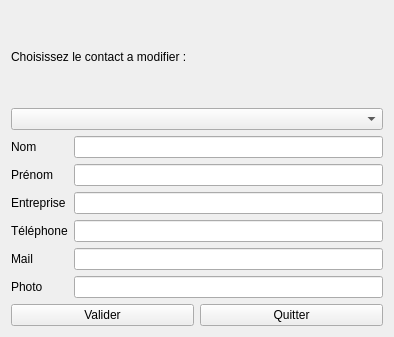
Old version of the form Projet/ModificationContactWindow.ui in the repository Dwarron/ProjetCDAA.
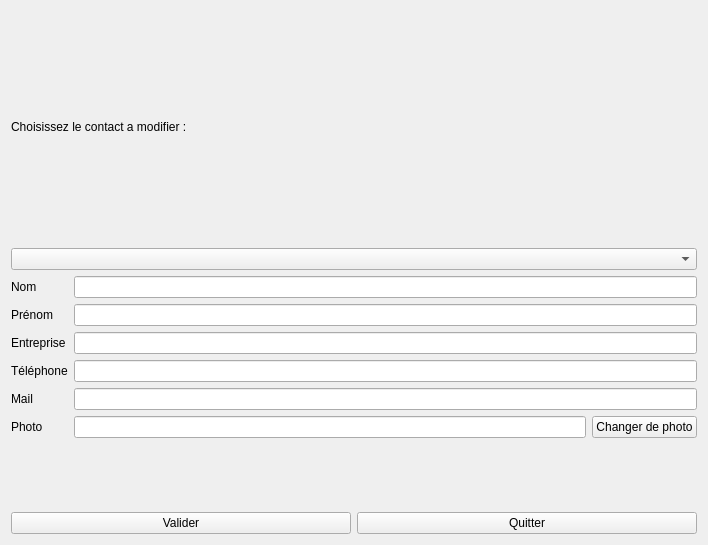
New version of the form.

The edit to the form file:
```diff
--- a/Projet/ModificationContactWindow.ui
+++ b/Projet/ModificationContactWindow.ui
@@ -6,8 +6,8 @@
    <rect>
     <x>0</x>
     <y>0</y>
-    <width>394</width>
-    <height>337</height>
+    <width>708</width>
+    <height>545</height>
    </rect>
   </property>
   <property name="windowTitle">
@@ -86,7 +86,18 @@
         </widget>
        </item>
        <item row="5" column="1">
-        <widget class="QLineEdit" name="photoLineEdit"/>
+        <layout class="QHBoxLayout" name="horizontalLayout_3">
+         <item>
+          <widget class="QLineEdit" name="photoLineEdit"/>
+         </item>
+         <item>
+          <widget class="QPushButton" name="changeFilePushButton">
+           <property name="text">
+            <string>Changer de photo</string>
+           </property>
+          </widget>
+         </item>
+        </layout>
        </item>
       </layout>
      </item>
```
